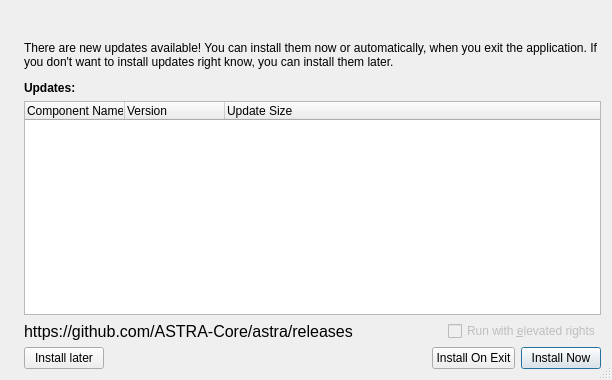
Qt form src/astra-installer/src/forms/updateinfodialog.ui (KingricharVD/astra) before a commit.
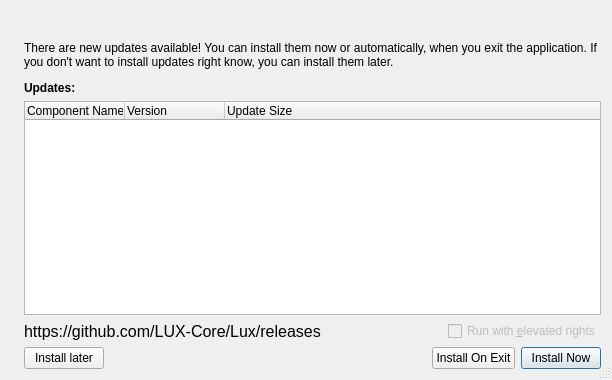
The same form after that commit.

```diff
--- a/src/astra-installer/src/forms/updateinfodialog.ui
+++ b/src/astra-installer/src/forms/updateinfodialog.ui
@@ -124,7 +124,7 @@
           </font>
          </property>
          <property name="text">
-          <string>https://github.com/ASTRA-Core/astra/releases</string>
+          <string>https://github.com/LUX-Core/Lux/releases</string>
          </property>
         </widget>
        </item>
```
